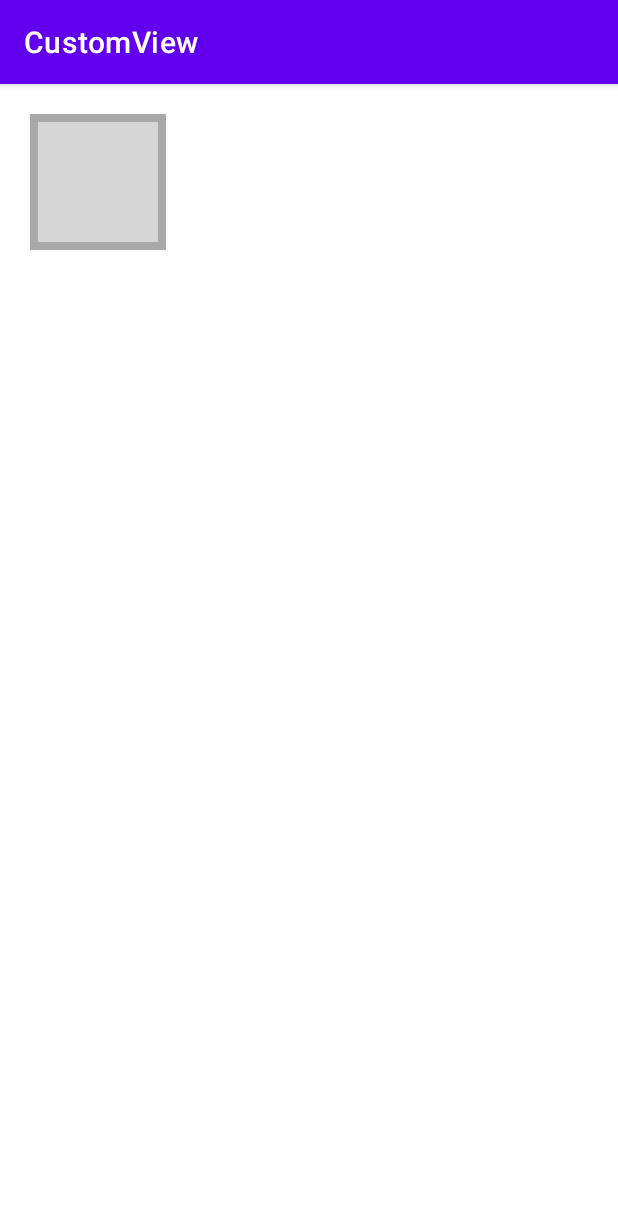
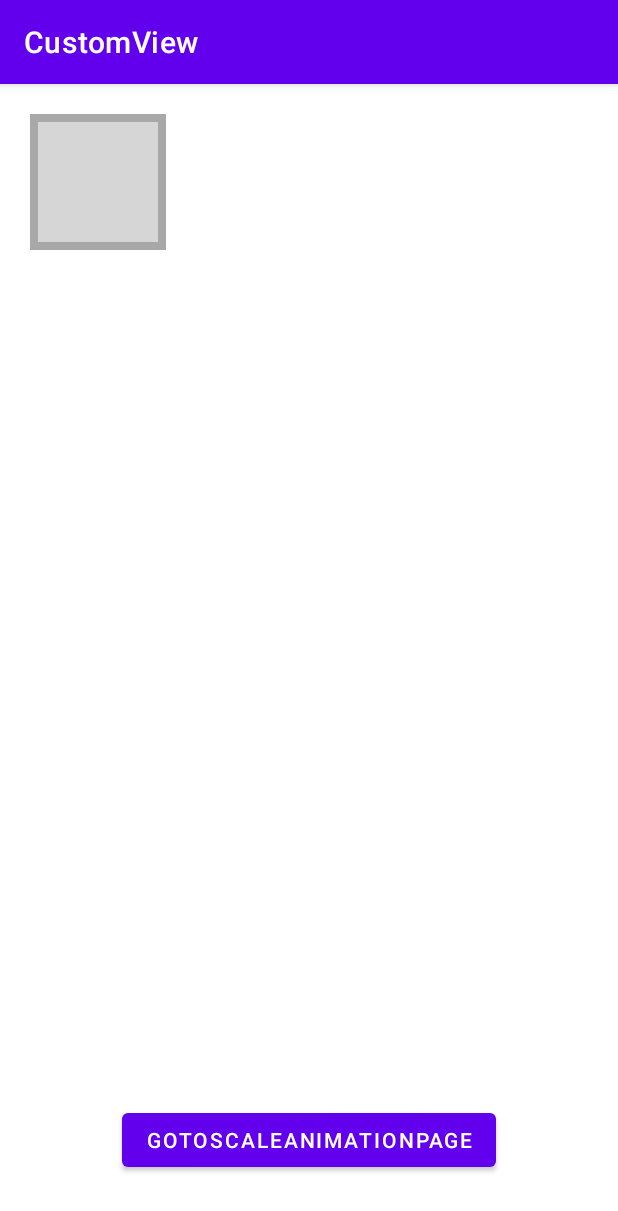
Before and after one commit to QuiteCoder/CustomView, an Android app: the screen it shows after launch (MainActivity), on a phone screen of 412 x 824 dp. Shown: the top 1211 px of the screen. Run offline under Robolectric (Android 15) with nearby library versions, the phone set to English and light mode, and no system bars.

Commit message:
新增缩放动画页面

```diff
--- a/app/src/main/AndroidManifest.xml
+++ b/app/src/main/AndroidManifest.xml
@@ -16,6 +16,7 @@
                 <category android:name="android.intent.category.LAUNCHER" />
             </intent-filter>
         </activity>
+        <activity android:name=".activity.ActivityScaleAnimation"/>
     </application>
 
 </manifest>
--- a/app/src/main/res/layout/activity_main.xml
+++ b/app/src/main/res/layout/activity_main.xml
@@ -1,6 +1,5 @@
 <?xml version="1.0" encoding="utf-8"?>
-<LinearLayout xmlns:android="http://schemas.android.com/apk/res/android"
-    xmlns:app="http://schemas.android.com/apk/res-auto"
+<RelativeLayout xmlns:android="http://schemas.android.com/apk/res/android"
     xmlns:tools="http://schemas.android.com/tools"
     android:layout_width="match_parent"
     android:layout_height="match_parent"
@@ -30,5 +29,14 @@
             android:scaleType="centerInside"/>
     </FrameLayout>
 
+    <Button
+        android:text="gotoScaleAnimationPage"
+        android:onClick="gotoScaleAnimationPage"
+        android:layout_centerHorizontal="true"
+        android:layout_marginBottom="20dp"
+        android:layout_alignParentBottom="true"
+        android:layout_width="wrap_content"
+        android:layout_height="wrap_content"/>
 
-</LinearLayout>
+
+</RelativeLayout>
```
Also changed, not shown: app/src/main/java/com/hpf/customview/activity/ActivityScaleAnimation.kt (added, +19 -0 lines), app/src/main/java/com/hpf/customview/activity/MainActivity.kt (+7 -0 lines), app/src/main/res/layout/activity_scale_animation.xml (added, +29 -0 lines).
